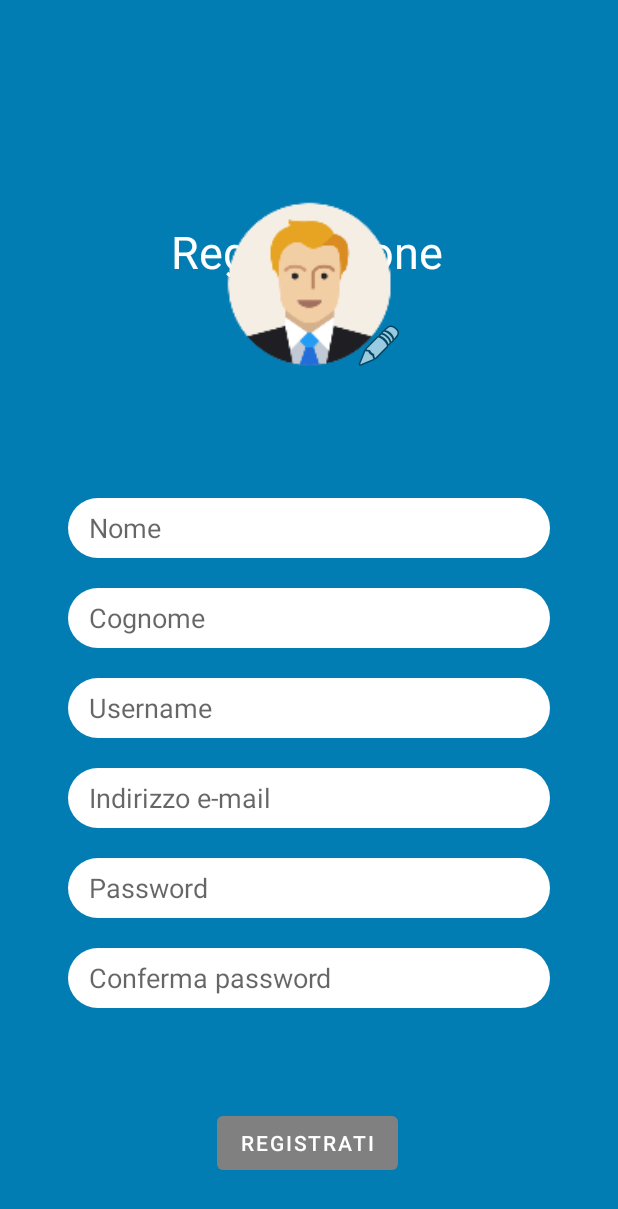
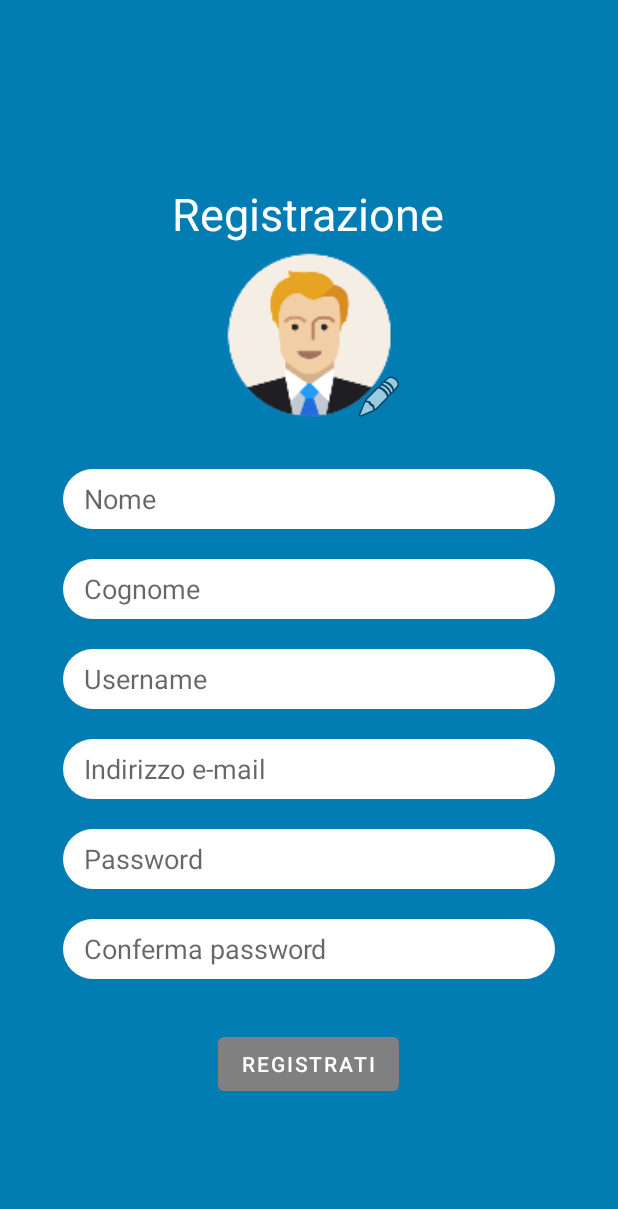
Before and after one commit to francesco-borzacchiello/CineMates20, an Android app: the RegistrationFragment screen opened directly, with no data from a screen before it, on a phone screen of 412 x 824 dp. Shown: the top 1209 px of the screen. Run offline under Robolectric (Android 15) with nearby library versions, the phone set to English and light mode, and no system bars; 1 statement that could not run was skipped.

Commit message:
Sistemato layout RegistrationActivity e RegistrationFragment.

```diff
--- a/app/src/main/java/it/unina/ingSw/cineMates20/view/login/fragment/RegistrationFragment.java
+++ b/app/src/main/java/it/unina/ingSw/cineMates20/view/login/fragment/RegistrationFragment.java
@@ -11,6 +11,7 @@ import android.widget.Button;
 import android.widget.EditText;
 import android.widget.Toast;
 
+import androidx.activity.OnBackPressedCallback;
 import androidx.fragment.app.Fragment;
 
 import org.jetbrains.annotations.NotNull;
@@ -19,8 +20,8 @@ import it.unina.ingSw.cineMates20.R;
 import it.unina.ingSw.cineMates20.view.login.util.InternetStatus;
 import it.unina.ingSw.cineMates20.view.login.util.Utilities;
 
-/** Fragment che si occupa di mostrare le TextBox necessarie all'inserimento dei dati
-  * di un utente che si registra internamente al sistema. */
+/** Fragment che si occupa di mostrare le TextBox necessarie all'inserimento
+  * dei dati di un utente che si registra internamente al sistema. */
 public class RegistrationFragment extends Fragment {
 
     private EditText nome;
@@ -40,23 +41,57 @@ public class RegistrationFragment extends Fragment {
     @Override
     public void onCreate(Bundle savedInstanceState) {
         super.onCreate(savedInstanceState);
+
+        //Alla pressione del tasto indietro, distruggi Activity padre RegistrationActivity
+        OnBackPressedCallback callback = new OnBackPressedCallback(true ) {
+            @Override
+            public void handleOnBackPressed() {
+                if(isAdded())
+                    getActivity().finish();
+            }
+        };
+        requireActivity().getOnBackPressedDispatcher().addCallback(this, callback);
     }
 
     //Questo metodo viene chiamato dopo onCreate()
     @Override
     public View onCreateView(LayoutInflater inflater, ViewGroup container, Bundle savedInstanceState) {
         // Inflate the layout for this fragment
+        return inflater.inflate(R.layout.fragment_registration, container, false);
+    }
 
-        final View view = inflater.inflate(R.layout.fragment_registration, container, false);
-
+    @Override
+    public void onViewCreated(View view, Bundle savedInstanceState) {
         setEditText(view);
-        addTextChangedListenerToEditTexts();
 
         if(isAdded()) {
-            registerButton = getActivity().findViewById(R.id.registratiButton);
+            registerButton = (Button) getView().findViewById(R.id.registratiButton);
             context = getActivity().getApplicationContext();
         }
-        else return null;
+        else return;
+
+        //Questo listener dipende dal fragment, e per tale ragione non può essere spostato nell'activity contenitrice
+        registerButton.setOnClickListener(listener -> {
+            if(context != null && !InternetStatus.getInstance(context).isOnline()) {
+                stampaToast("Connessione ad internet non disponibile!");
+                return;
+            }
+
+            /* Nome e cognome sono per forza validi in quanto è soltanto richiesto che siano non vuoti,
+             * e il tasto registrati viene disabilitato non appena una EditText diventa vuota. */
+
+            if (Utilities.isUserNameValid(username.getText().toString())) {
+                if (Utilities.isEmailValid(email.getText().toString())) {
+                    if (Utilities.isPasswordValid(password.getText().toString())) {
+                        if (Utilities.isConfirmPasswordValid(password.getText().toString(), confermaPassword.getText().toString())) {
+                            /*TODO: Se non è stata modificata foto, passare url foto default a Cognito.
+                             *      Procedere con la registrazione (mostrare prima ConfirmRegistrationCodeFragment) */
+
+                        } else stampaToast("Le password non coincidono!");
+                    } else stampaToast("La password deve contenere almeno un numero, un carattere speciale, una lettera minuscola e una maiuscola.");
+                } else stampaToast("L'email inserita non è valida oppure è già in uso.");
+            } else stampaToast("L'username inserito non è valido oppure è già in uso.");
+        });
 
         afterTextChangedListener = new TextWatcher() {
             @Override
@@ -75,29 +110,7 @@ public class RegistrationFragment extends Fragment {
             }
         };
 
-        //Questo listener dipende dal fragment, e per tale ragione non può essere spostato nell'activity contenitrice
-        registerButton.setOnClickListener(listener -> {
-            if(context != null && !InternetStatus.getInstance(context).isOnline()) {
-                stampaToast("Connessione ad internet non disponibile!");
-                return;
-            }
-
-            /* Nome e cognome sono per forza validi in quanto è soltanto richiesto che siano non vuoti,
-             * e il tasto registrati viene disabilitato non appena una EditText diventa vuota. */
-
-            if (Utilities.isUserNameValid(username.getText().toString())) {
-                if (Utilities.isEmailValid(email.getText().toString())) {
-                    if (Utilities.isPasswordValid(password.getText().toString())) {
-                        if (Utilities.isConfirmPasswordValid(password.getText().toString(), confermaPassword.getText().toString())) {
-                            //TODO: Procedere con la registrazione (mostrare prima ConfirmRegistrationCodeFragment)
-
-                        } else stampaToast("Le password non coincidono!");
-                    } else stampaToast("La password deve contenere almeno un numero, un carattere speciale, una lettera minuscola e una maiuscola.");
-                } else stampaToast("L'email inserita non è valida oppure è già in uso.");
-            } else stampaToast("L'username inserito non è valido oppure è già in uso.");
-        });
-
-        return view;
+        addTextChangedListenerToEditTexts();
     }
 
     //Restituisce true se tutte le EditText sono non vuote al momento dell'invocazione
--- a/app/src/main/java/it/unina/ingSw/cineMates20/view/login/util/InternetStatus.java
+++ b/app/src/main/java/it/unina/ingSw/cineMates20/view/login/util/InternetStatus.java
@@ -22,7 +22,7 @@ public class InternetStatus {
     boolean connected = false;
 
     public static InternetStatus getInstance(Context ctx) {
-        if(context != null) {
+        if(ctx != null) {
             context = ctx.getApplicationContext();
             return instance;
         }
--- a/app/src/main/res/layout/activity_registration.xml
+++ b/app/src/main/res/layout/activity_registration.xml
@@ -6,53 +6,33 @@
     android:layout_width="match_parent"
     android:layout_height="match_parent"
     android:paddingLeft="@dimen/activity_horizontal_margin"
-    android:paddingTop="@dimen/activity_vertical_margin"
     android:paddingRight="@dimen/activity_horizontal_margin"
-    android:paddingBottom="@dimen/activity_vertical_margin"
     android:background="@color/lightBlue"
-    tools:context=".view.login.activity.LoginActivity"
-    android:fitsSystemWindows="true">
-    <!-- fitsSystemWindows rende trasparente la barra delle notifiche -->
-
-    <Button
-        android:id="@+id/registratiButton"
-        style="@style/MaterialButtonStyle"
-        android:layout_width="wrap_content"
-        android:layout_height="wrap_content"
-        android:layout_gravity="start"
-        android:layout_marginBottom="38dp"
-        android:enabled="false"
-        android:text="@string/action_sign_up"
-        android:textColor="@color/white"
-        app:layout_constraintBottom_toBottomOf="parent"
-        app:layout_constraintEnd_toEndOf="parent"
-        app:layout_constraintHorizontal_bias="0.497"
-        app:layout_constraintStart_toStartOf="parent"
-        app:layout_constraintVertical_bias="0.903" />
+    tools:context=".view.login.activity.LoginActivity" >
 
     <TextView
         android:id="@+id/registrazioneLabel"
         android:layout_width="wrap_content"
         android:layout_height="wrap_content"
-        android:layout_marginBottom="550dp"
+        android:layout_marginBottom="150dp"
         android:text="@string/effettuaRegistrazioneLabel"
         android:textColor="@color/white"
         android:textSize="30sp"
+        app:layout_constraintBottom_toTopOf="@+id/FrameLayoutFragment"
         app:layout_constraintEnd_toEndOf="parent"
         app:layout_constraintHorizontal_bias="0.497"
-        app:layout_constraintStart_toStartOf="parent"
-        app:layout_constraintBottom_toTopOf="@+id/registratiButton" />
+        app:layout_constraintStart_toStartOf="parent" />
 
     <ImageView
         android:id="@+id/profileAvatarRegistration"
         android:layout_width="180dp"
         android:layout_height="177dp"
-        android:layout_marginTop="45dp"
+        android:layout_marginBottom="0dp"
         android:contentDescription="@string/avatarDescr"
         app:layout_constraintEnd_toEndOf="parent"
         app:layout_constraintHorizontal_bias="0.502"
+        app:layout_constraintBottom_toTopOf="@+id/FrameLayoutFragment"
         app:layout_constraintStart_toStartOf="parent"
-        app:layout_constraintTop_toTopOf="parent"
         app:srcCompat="@mipmap/avatar_foreground" />
 
     <ImageView
@@ -69,14 +49,15 @@
 
     <FrameLayout
         android:id="@+id/FrameLayoutFragment"
-        android:layout_width="369dp"
-        android:layout_height="370dp"
+        android:layout_width="376dp"
+        android:layout_height="474dp"
         app:layout_constraintBottom_toBottomOf="parent"
         app:layout_constraintEnd_toEndOf="parent"
+        app:layout_constraintHorizontal_bias="0.485"
         app:layout_constraintStart_toStartOf="parent"
         app:layout_constraintTop_toBottomOf="@+id/profileAvatarRegistration"
         app:layout_constraintTop_toTopOf="@+id/profileAvatarRegistration"
-        app:layout_constraintVertical_bias="0.655" />
+        app:layout_constraintVertical_bias="0.825" />
 
 
 </androidx.constraintlayout.widget.ConstraintLayout>
--- a/app/src/main/res/layout/fragment_registration.xml
+++ b/app/src/main/res/layout/fragment_registration.xml
@@ -115,4 +115,15 @@
         android:paddingRight="14dp"
         android:maxLength="100" />
 
+    <Button
+        android:id="@+id/registratiButton"
+        style="@style/MaterialButtonStyle"
+        android:layout_width="wrap_content"
+        android:layout_height="wrap_content"
+        android:layout_marginTop="160dp"
+        android:layout_gravity="center"
+        android:enabled="false"
+        android:text="@string/action_sign_up"
+        android:textColor="@color/white" />
+
 </FrameLayout>
```
